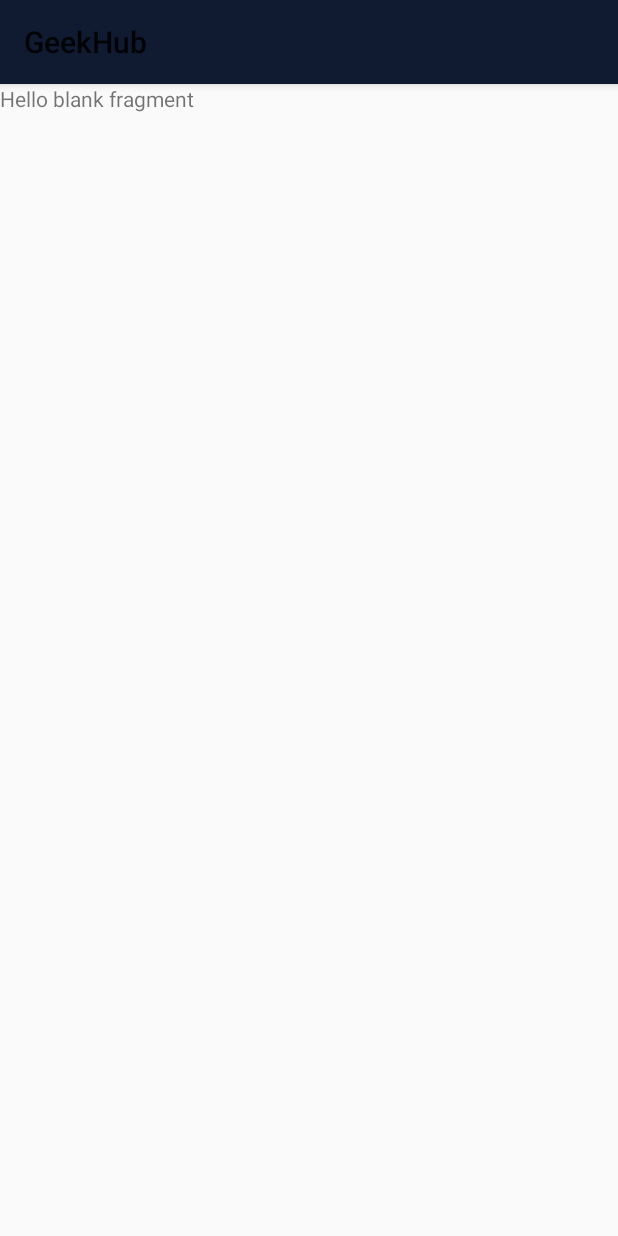
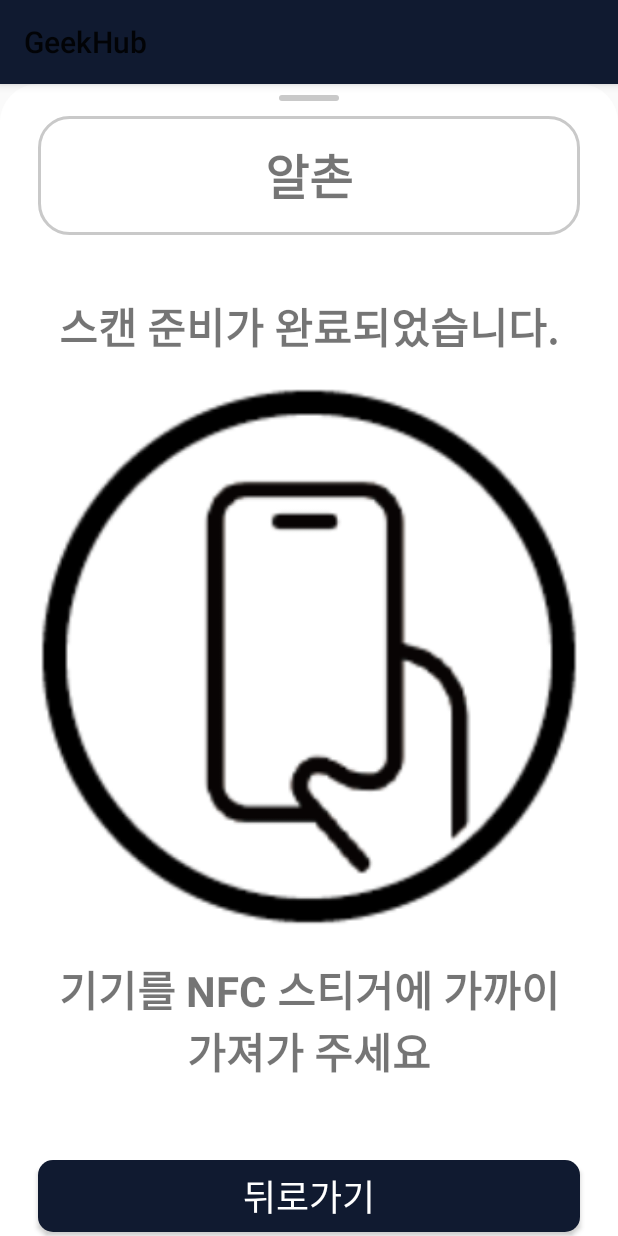
Before and after one commit to abovenormal/GeekHub, an Android app: the fragment NfcFragment shown on its own in the app's theme, on a phone screen of 412 x 824 dp. Run offline under Robolectric (Android 15) with nearby library versions, the phone set to English and light mode, and no system bars.

Commit message:
[feat] nfc 태킹 xml

```diff
--- a/GeekHub/app/src/main/res/layout/fragment_delivery_detail.xml
+++ b/GeekHub/app/src/main/res/layout/fragment_delivery_detail.xml
@@ -2,7 +2,6 @@
 <androidx.constraintlayout.widget.ConstraintLayout xmlns:android="http://schemas.android.com/apk/res/android"
     xmlns:app="http://schemas.android.com/apk/res-auto"
     xmlns:tools="http://schemas.android.com/tools"
-    android:id="@+id/frameLayout"
     android:layout_width="match_parent"
     android:layout_height="790dp"
     android:background="@drawable/fragment_form"
@@ -383,7 +382,7 @@
             android:layout_marginTop="20dp"
             android:layout_marginEnd="25dp"
             android:background="@drawable/normal_button"
-            android:text="NFC 태깅하기"
+            android:text="@string/tagging_button"
             android:textColor="@color/white"
             android:textSize="24sp"
             app:layout_constraintTop_toBottomOf="@+id/linearLayout3" />
--- a/GeekHub/app/src/main/res/layout/fragment_nfc.xml
+++ b/GeekHub/app/src/main/res/layout/fragment_nfc.xml
@@ -1,14 +1,115 @@
 <?xml version="1.0" encoding="utf-8"?>
-<FrameLayout xmlns:android="http://schemas.android.com/apk/res/android"
+<androidx.constraintlayout.widget.ConstraintLayout xmlns:android="http://schemas.android.com/apk/res/android"
+    xmlns:app="http://schemas.android.com/apk/res-auto"
     xmlns:tools="http://schemas.android.com/tools"
     android:layout_width="match_parent"
-    android:layout_height="match_parent"
+    android:layout_height="790dp"
+    android:background="@drawable/fragment_form"
     tools:context=".NfcFragment">
 
-    <!-- TODO: Update blank fragment layout -->
-    <TextView
-        android:layout_width="match_parent"
-        android:layout_height="match_parent"
-        android:text="@string/hello_blank_fragment" />
+    <View
+        android:id="@+id/view"
+        android:layout_width="40dp"
+        android:layout_height="4dp"
+        android:layout_marginTop="7dp"
+        android:background="@drawable/nav_up_button"
+        app:layout_constraintEnd_toEndOf="parent"
+        app:layout_constraintStart_toStartOf="parent"
+        app:layout_constraintTop_toTopOf="parent" />
 
-</FrameLayout>
+        <TextView
+            android:id="@+id/textView4"
+            android:layout_width="0dp"
+            android:layout_height="0dp"
+            app:layout_constraintHeight_percent="0.1"
+            android:layout_marginStart="25dp"
+            android:layout_marginTop="10dp"
+            android:layout_marginEnd="25dp"
+            android:background="@drawable/title_detail"
+            android:gravity="center"
+            android:singleLine="true"
+            android:text="@string/dummy_title"
+            android:textSize="32sp"
+            android:textStyle="bold"
+            app:layout_constraintEnd_toEndOf="parent"
+            app:layout_constraintStart_toStartOf="parent"
+            app:layout_constraintTop_toBottomOf="@+id/view" />
+
+        <androidx.constraintlayout.widget.ConstraintLayout
+            android:id="@+id/linearLayout3"
+            android:layout_width="match_parent"
+            android:layout_height="0dp"
+            android:layout_marginStart="25dp"
+            android:layout_marginTop="20dp"
+            android:layout_marginEnd="25dp"
+            app:layout_constraintEnd_toEndOf="parent"
+            app:layout_constraintHeight_percent="0.73"
+            app:layout_constraintStart_toStartOf="parent"
+            app:layout_constraintTop_toBottomOf="@+id/textView4">
+
+            <TextView
+                android:id="@+id/textView3"
+                android:layout_width="match_parent"
+                android:layout_height="wrap_content"
+                android:text="@string/nfc_scan"
+                android:gravity="center_horizontal"
+                android:paddingVertical="20dp"
+                android:textSize="28sp"
+                android:textStyle="bold"
+                app:layout_constraintTop_toTopOf="parent" />
+
+            <ImageView
+                android:id="@+id/imageView3"
+                android:layout_width="360dp"
+                android:layout_height="360dp"
+                android:src="@drawable/nfctagging"
+                app:layout_constraintEnd_toEndOf="parent"
+                app:layout_constraintStart_toStartOf="parent"
+                app:layout_constraintTop_toBottomOf="@+id/textView3" />
+
+            <TextView
+                android:layout_width="match_parent"
+                android:layout_height="wrap_content"
+                android:text="@string/nfc_playing"
+                android:gravity="center_horizontal"
+                android:paddingTop="20dp"
+                android:textSize="28sp"
+                android:textStyle="bold"
+                app:layout_constraintTop_toBottomOf="@+id/imageView3" />
+
+
+
+
+
+
+
+
+
+
+        </androidx.constraintlayout.widget.ConstraintLayout>
+
+        <LinearLayout
+            android:layout_width="match_parent"
+            android:layout_height="0dp"
+            app:layout_constraintHeight_percent="0.15"
+            app:layout_constraintTop_toBottomOf="@+id/linearLayout3">
+
+            <Button
+                android:layout_width="match_parent"
+                android:layout_height="48dp"
+                android:layout_marginStart="25dp"
+                android:layout_marginTop="20dp"
+                android:layout_marginEnd="25dp"
+                android:background="@drawable/normal_button"
+                android:text="@string/backspace"
+                android:textColor="@color/white"
+                android:textSize="24sp"
+                app:layout_constraintTop_toBottomOf="@+id/linearLayout3" />
+
+
+        </LinearLayout>
+
+
+
+
+</androidx.constraintlayout.widget.ConstraintLayout>
--- /dev/null
+++ b/GeekHub/app/src/main/res/layout/recycle_delivery_detail.xml
@@ -0,0 +1,27 @@
+<?xml version="1.0" encoding="utf-8"?>
+<LinearLayout xmlns:android="http://schemas.android.com/apk/res/android"
+        android:layout_width="match_parent"
+        android:layout_height="55dp"
+        android:background="@drawable/recycler_list"
+        android:gravity="center_vertical"
+        android:weightSum="10">
+
+        <TextView
+            android:layout_width="0dp"
+            android:layout_height="wrap_content"
+            android:layout_weight="7"
+            android:paddingStart="25dp"
+            android:text="망고망고빙수"
+            android:textSize="20sp"
+            android:textStyle="bold" />
+
+        <TextView
+            android:layout_width="0dp"
+            android:layout_height="wrap_content"
+            android:layout_weight="3"
+            android:gravity="center_horizontal"
+            android:text="197번"
+            android:textSize="20sp"
+            android:textStyle="bold" />
+
+</LinearLayout>
--- a/GeekHub/app/src/main/res/values/strings.xml
+++ b/GeekHub/app/src/main/res/values/strings.xml
@@ -12,6 +12,10 @@
     <string name="count_number">0개</string>
     <string name="dummy_title">알촌</string>
     <string name="dummy_order">10개주문</string>
+    <string name="tagging_button">NFC 태깅하기</string>
+    <string name="backspace">뒤로가기</string>
+    <string name="nfc_scan">스캔 준비가 완료되었습니다.</string>
+    <string name="nfc_playing">기기를 NFC 스티거에 가까이 가져가 주세요</string>
     <!-- TODO: Remove or change this placeholder text -->
     <string name="hello_blank_fragment">Hello blank fragment</string>
 </resources>
```
Also changed, not shown: GeekHub/app/src/main/res/drawable-v24/nfctagging.png (added), GeekHub/app/src/main/res/drawable/holding.png (added).
